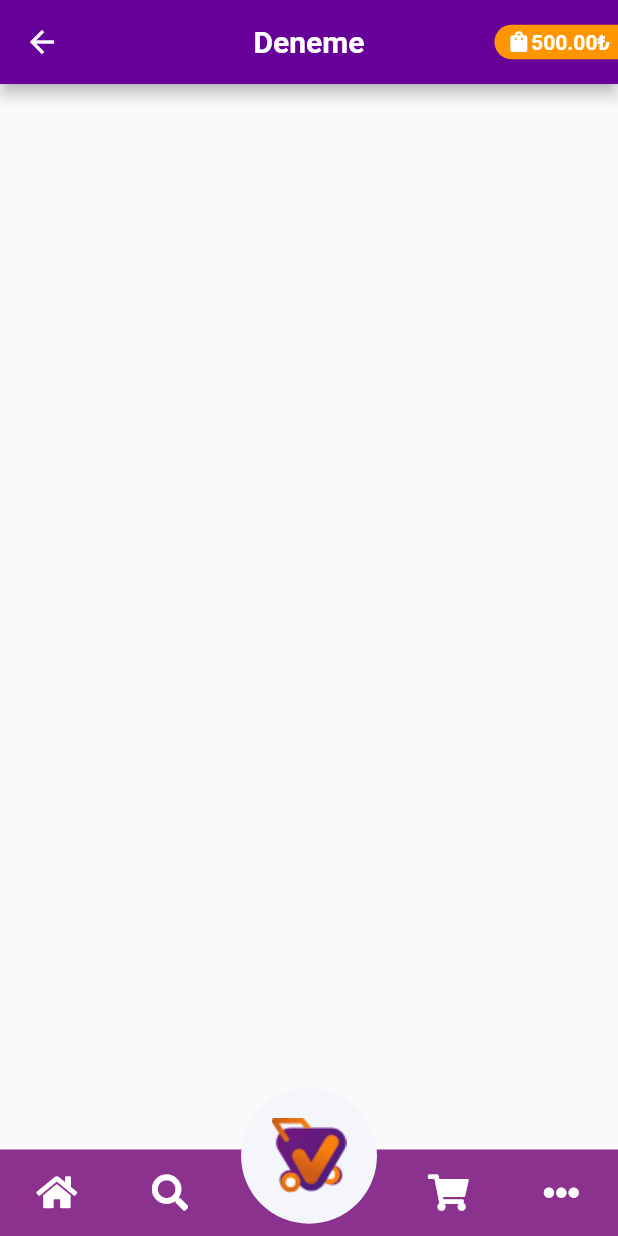
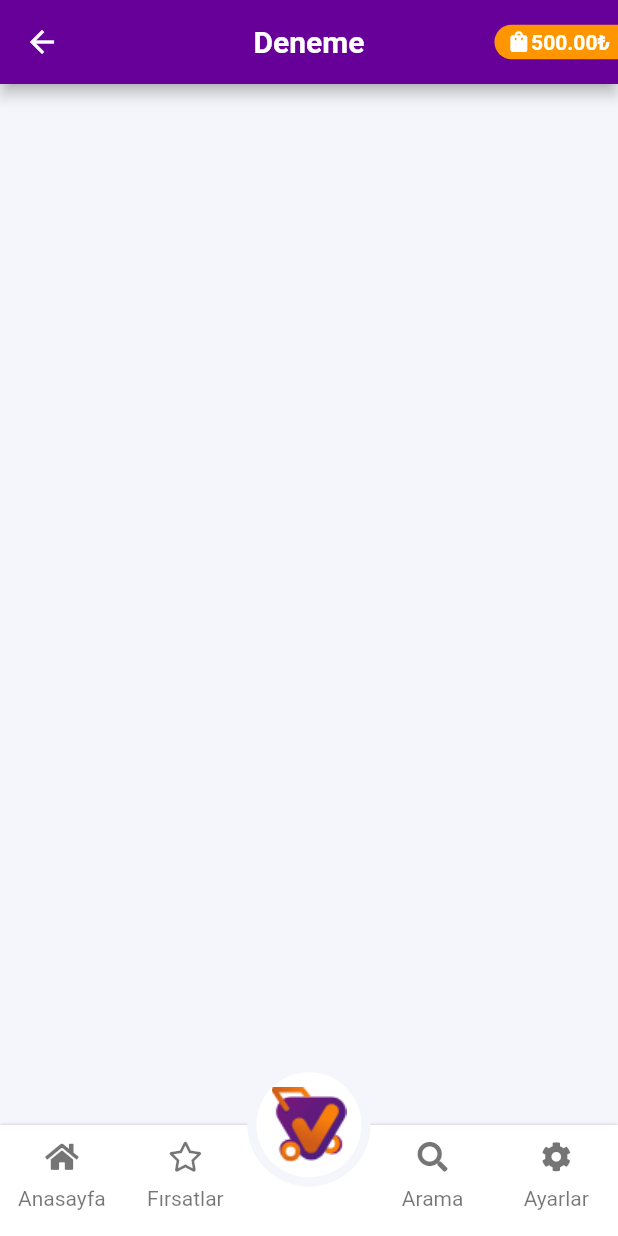
Before and after one commit to tolgabaskesen/vergelsinFirsat, a Flutter app: the screen it shows after launch, after a tap on "Deneme Screen", on a phone screen of 412 x 824 dp. Run offline on Flutter 3.47's test engine with Material 2 defaults, Android fonts, the phone set to English and light mode, and no system bars; drawn by our look-alikes of auto_size_text; our stand-ins replace font_awesome_flutter, pinput.

Commit message:
Provider Eklendi

```diff
--- a/lib/main.dart
+++ b/lib/main.dart
@@ -1,10 +1,20 @@
 import 'package:flutter/material.dart';
+import 'package:provider/provider.dart';
+import 'package:vergelsinfirsat/provider/renkNotifier.dart';
 import 'package:vergelsinfirsat/screens/deneme_screen.dart';
 import 'package:vergelsinfirsat/screens/first_screen.dart';
 import 'package:vergelsinfirsat/utils/color.dart';
 
 void main() {
-  runApp(MyApp());
+  WidgetsFlutterBinding.ensureInitialized();
+  runApp(MultiProvider(
+    providers: [
+      ChangeNotifierProvider(
+        create: (context) => RenkNotifier(),
+      ),
+    ],
+    child: MyApp(),
+  ));
 }
 
 class MyApp extends StatelessWidget {
--- /dev/null
+++ b/lib/provider/renkNotifier.dart
@@ -0,0 +1,38 @@
+import 'package:flutter/material.dart';
+import 'package:vergelsinfirsat/utils/color.dart';
+
+class RenkNotifier with ChangeNotifier {
+  Color _bottomColor1 = Colors.black54;
+  Color _bottomColor2 = Colors.black54;
+  Color _bottomColor3 = Colors.black54;
+  Color _bottomColor4 = Colors.black54;
+
+  Color get bottomColor1 => _bottomColor1;
+  Color get bottomColor2 => _bottomColor2;
+  Color get bottomColor3 => _bottomColor3;
+  Color get bottomColor4 => _bottomColor4;
+
+  setColor(int button) {
+    if (button == 1) {
+      _bottomColor1 = ikincilRenk;
+    } else {
+      _bottomColor1 = Colors.black54;
+    }
+    if (button == 2) {
+      _bottomColor2 = ikincilRenk;
+    } else {
+      _bottomColor2 = Colors.black54;
+    }
+    if (button == 3) {
+      _bottomColor3 = ikincilRenk;
+    } else {
+      _bottomColor3 = Colors.black54;
+    }
+    if (button == 4) {
+      _bottomColor4 = ikincilRenk;
+    } else {
+      _bottomColor4 = Colors.black54;
+    }
+    notifyListeners();
+  }
+}
--- a/lib/screens/deneme_screen.dart
+++ b/lib/screens/deneme_screen.dart
@@ -1,5 +1,8 @@
+import 'package:auto_size_text/auto_size_text.dart';
 import 'package:flutter/material.dart';
 import 'package:font_awesome_flutter/font_awesome_flutter.dart';
+import 'package:provider/provider.dart';
+import 'package:vergelsinfirsat/provider/renkNotifier.dart';
 import 'package:vergelsinfirsat/utils/color.dart';
 
 class DenemeScreen extends StatefulWidget {
@@ -10,11 +13,17 @@ class DenemeScreen extends StatefulWidget {
 }
 
 class _DenemeScreenState extends State<DenemeScreen> {
+  Color color1 = Colors.black54;
+  Color color2 = Colors.black54;
+  Color color3 = Colors.black54;
+  Color color4 = Colors.black54;
   @override
   Widget build(BuildContext context) {
     return Scaffold(
       appBar: genelAppBar(context, "Deneme"),
-      body: Container(),
+      body: Container(
+        color: arkaplanRenk,
+      ),
       bottomSheet: navSheet(context),
     );
   }
@@ -22,11 +31,13 @@ class _DenemeScreenState extends State<DenemeScreen> {
 
 Widget navSheet(BuildContext context) {
   Size size = MediaQuery.of(context).size;
-  return Container(
+  return Consumer<RenkNotifier>(builder: (context, renk, child) {
+    var renkProvider = Provider.of<RenkNotifier>(context, listen: false);
+    return new Container(
       width: size.width,
-    height: size.height * 0.12,
+      height: size.height * 0.15,
+      alignment: Alignment.bottomCenter,
       color: Colors.transparent,
-    alignment: Alignment.bottomCenter,
       child: Stack(
         children: [
           Container(
@@ -35,61 +46,171 @@ Widget navSheet(BuildContext context) {
               top: size.height * 0.05,
             ),
             width: size.width,
-          height: size.height * 0.07,
+            height: size.height * 0.09,
+            decoration: BoxDecoration(
+              color: Colors.white,
+              boxShadow: [
+                BoxShadow(
                   color: anaRenk,
+                  offset: Offset(0.0, 0.5), //(x,y)
+                  blurRadius: 1.0,
+                ),
+              ],
+            ),
             child: Row(
               mainAxisAlignment: MainAxisAlignment.spaceAround,
               children: [
-              IconButton(
-                  onPressed: () {},
+                Column(
+                  children: [
+                    Container(
+                      height: size.height * 0.05,
+                      width: size.height * 0.1,
+                      child: IconButton(
+                        onPressed: () {
+                          renkProvider.setColor(1);
+                        },
                         icon: FaIcon(
                           FontAwesomeIcons.home,
-                    color: bottomIconColor,
-                  )),
-              IconButton(
-                  onPressed: () {},
+                          color: renkProvider.bottomColor1,
+                        ),
+                        iconSize: 20,
+                      ),
+                    ),
+                    Container(
+                      height: size.height * 0.02,
+                      width: size.height * 0.1,
+                      child: AutoSizeText(
+                        "Anasayfa",
+                        textAlign: TextAlign.center,
+                        style: TextStyle(
+                          color: renkProvider.bottomColor1,
+                        ),
+                      ),
+                    ),
+                  ],
+                ),
+                Column(
+                  children: [
+                    Container(
+                      height: size.height * 0.05,
+                      width: size.height * 0.1,
+                      child: IconButton(
+                        onPressed: () {
+                          renkProvider.setColor(2);
+                        },
                         icon: FaIcon(
-                    FontAwesomeIcons.search,
-                    color: bottomIconColor,
-                  )),
+                          FontAwesomeIcons.star,
+                          color: renkProvider.bottomColor2,
+                        ),
+                        iconSize: 20,
+                      ),
+                    ),
+                    Container(
+                      height: size.height * 0.02,
+                      width: size.height * 0.1,
+                      child: AutoSizeText(
+                        "Fırsatlar",
+                        textAlign: TextAlign.center,
+                        style: TextStyle(
+                          color: renkProvider.bottomColor2,
+                        ),
+                      ),
+                    ),
+                  ],
+                ),
                 Container(
                   height: size.height * 0.1,
                   width: size.height * 0.1,
                 ),
-              IconButton(
-                  onPressed: () {},
+                Column(
+                  children: [
+                    Container(
+                      height: size.height * 0.05,
+                      width: size.height * 0.1,
+                      child: IconButton(
+                        onPressed: () {
+                          renkProvider.setColor(3);
+                        },
                         icon: FaIcon(
-                    FontAwesomeIcons.shoppingCart,
-                    color: bottomIconColor,
-                  )),
-              IconButton(
-                  splashColor: bottomIconColor,
-                  onPressed: () {},
+                          FontAwesomeIcons.search,
+                          color: renkProvider.bottomColor3,
+                        ),
+                        iconSize: 20,
+                      ),
+                    ),
+                    Container(
+                      height: size.height * 0.02,
+                      width: size.height * 0.1,
+                      child: AutoSizeText(
+                        "Arama",
+                        textAlign: TextAlign.center,
+                        style: TextStyle(
+                          color: renkProvider.bottomColor3,
+                        ),
+                      ),
+                    ),
+                  ],
+                ),
+                Column(
+                  children: [
+                    Container(
+                      height: size.height * 0.05,
+                      width: size.height * 0.1,
+                      child: IconButton(
+                        onPressed: () {
+                          renkProvider.setColor(4);
+                        },
                         icon: FaIcon(
-                    FontAwesomeIcons.ellipsisH,
-                    color: bottomIconColor,
-                  )),
+                          FontAwesomeIcons.cog,
+                          color: renkProvider.bottomColor4,
+                        ),
+                        iconSize: 20,
+                      ),
+                    ),
+                    Container(
+                      height: size.height * 0.02,
+                      width: size.height * 0.1,
+                      child: AutoSizeText(
+                        "Ayarlar",
+                        textAlign: TextAlign.center,
+                        style: TextStyle(
+                          color: renkProvider.bottomColor4,
+                        ),
+                      ),
+                    ),
+                  ],
+                ),
               ],
             ),
           ),
           Container(
               alignment: Alignment.center,
-            height: size.width * 0.22,
-            width: size.width * 0.22,
+              height: size.width * 0.2,
+              width: size.width * 0.2,
               margin: EdgeInsets.only(
-              left: size.width * 0.39,
+                left: size.width * 0.40,
               ),
               decoration: BoxDecoration(
                 color: arkaplanRenk,
                 borderRadius: BorderRadius.all(Radius.circular(100)),
               ),
+              child: Container(
+                alignment: Alignment.center,
+                height: size.width * 0.17,
+                width: size.width * 0.17,
+                decoration: BoxDecoration(
+                  color: Colors.white,
+                  borderRadius: BorderRadius.all(Radius.circular(100)),
+                ),
                 child: GestureDetector(
                   onTap: () => print("tolga"),
                   child: Image.asset("assets/bottom_bar_icon.png"),
+                ),
               )),
         ],
       ),
     );
+  });
 }
 
 PreferredSizeWidget? genelAppBar(BuildContext context, String title) {
--- a/lib/utils/color.dart
+++ b/lib/utils/color.dart
@@ -5,4 +5,4 @@ const anaRenk = Color(0xFF8b328f);
 const ikincilRenk = Color(0xFFff9600);
 const arkaplanRenk = Color(0xFFf4f6fb);
 const anaRenkKoyu = Color(0xFF660099);
-const bottomIconColor = Colors.white;
+const bottomIconColor = Colors.black54;
--- a/pubspec.yaml
+++ b/pubspec.yaml
@@ -34,6 +34,7 @@ dependencies:
   pinput: ^1.2.0
   flutter_switch: ^0.3.1
   google_maps_flutter: ^2.0.6
+  provider: ^5.0.0
 
 
 dev_dependencies:
```
Also changed, not shown: pubspec.lock. Lines whose indentation alone changed are shown as unchanged.
